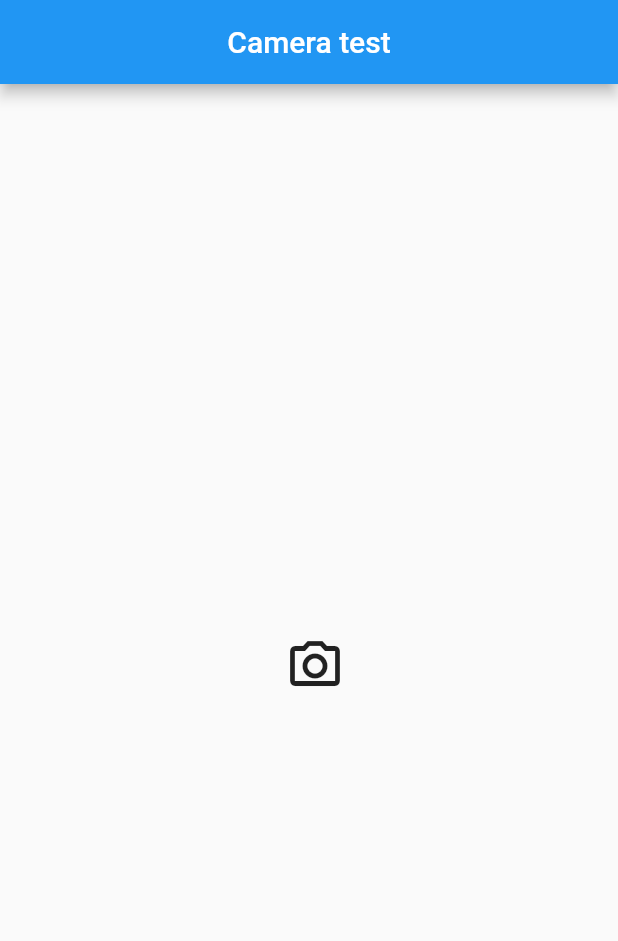
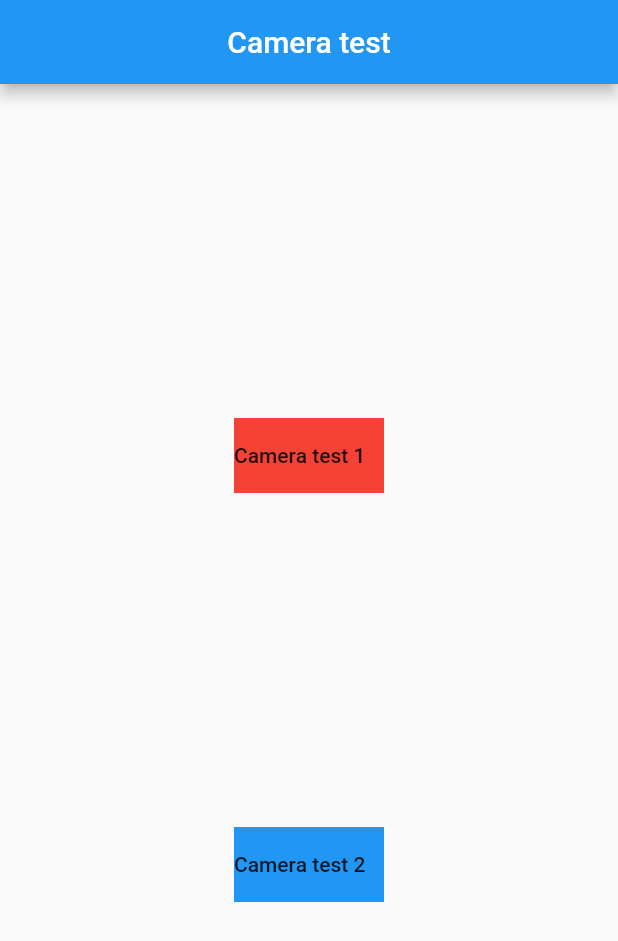
Before and after one commit to Elmurodjon01/ios_camera_test, a Flutter app: the screen it shows after launch, on a phone screen of 412 x 824 dp. Shown: the top 941 px of the screen. Run offline on Flutter 3.47's test engine with Material 2 defaults, Android fonts, the phone set to English and light mode, and no system bars; missing offline and left inert: arkit_plugin.

Commit message:
test screen 2 has been added

```diff
--- a/lib/mainPage.dart
+++ b/lib/mainPage.dart
@@ -1,6 +1,7 @@
 import 'package:cameratest/cameraTestPage.dart';
+import 'package:cameratest/otherCameraTest.dart';
 import 'package:flutter/material.dart';
-
+//dd
 class MyApp extends StatelessWidget {
   const MyApp({super.key});
 
@@ -12,13 +13,37 @@ class MyApp extends StatelessWidget {
         centerTitle: true,
       ),
       body: Center(
-        child: IconButton(
-          onPressed: () => Navigator.push(context,
-              MaterialPageRoute(builder: (context) => const CameraTestPage())),
-          icon: const Icon(
-            Icons.camera_alt_outlined,
-            size: 40,
-          ),
+        child: Column(
+          crossAxisAlignment: CrossAxisAlignment.center,
+          mainAxisAlignment: MainAxisAlignment.spaceEvenly,
+          children: [
+            MaterialButton(onPressed:   (){
+              Navigator.push(context, MaterialPageRoute(builder: (context)=> const CameraTestPage()));
+            },
+            child:  Container(
+              height: 50,
+              width: 100,
+              color: Colors.red,
+              child: const Row(
+                children: [
+                  Text('Camera test 1')
+                ],
+              ),
+            ),),
+            MaterialButton(onPressed:   (){
+              Navigator.push(context, MaterialPageRoute(builder: (context)=> DistanceTrackingPage()));
+            },
+            child:  Container(
+              height: 50,
+              width: 100,
+              color: Colors.blue,
+              child: const Row(
+                children: [
+                  Text('Camera test 2')
+                ],
+              ),
+            ),),
+          ],
         ),
       ),
     );
```
Also changed, not shown: lib/otherCameraTest.dart (added, +167 -0 lines), 1 other file.
